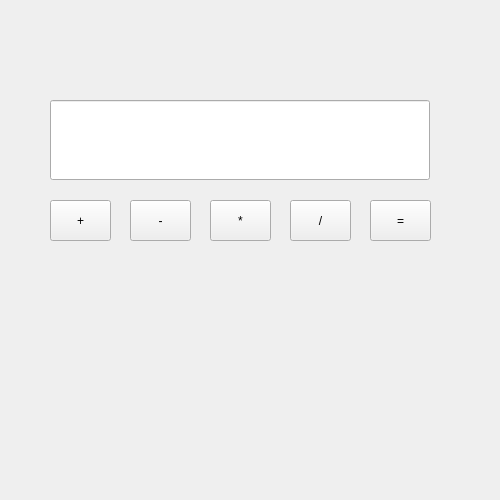
Qt form mainwindow.ui (AlHermann1/calc) before a commit.
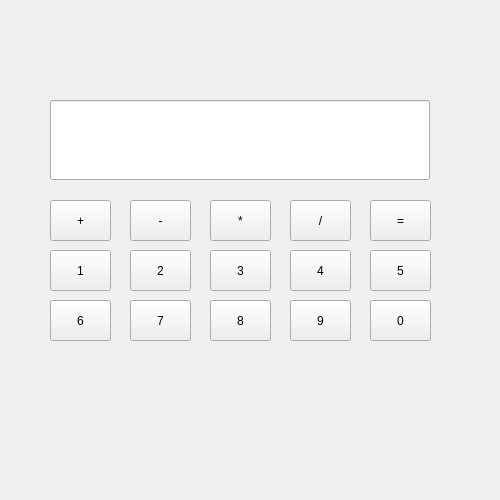
The same form after that commit.

Commit message: Added unary operators

Diff of the .ui file:
```diff
--- a/mainwindow.ui
+++ b/mainwindow.ui
@@ -92,6 +92,136 @@
      <string>=</string>
     </property>
    </widget>
+   <widget class="QPushButton" name="btn1">
+    <property name="geometry">
+     <rect>
+      <x>50</x>
+      <y>250</y>
+      <width>61</width>
+      <height>41</height>
+     </rect>
+    </property>
+    <property name="text">
+     <string>1</string>
+    </property>
+   </widget>
+   <widget class="QPushButton" name="btn2">
+    <property name="geometry">
+     <rect>
+      <x>130</x>
+      <y>250</y>
+      <width>61</width>
+      <height>41</height>
+     </rect>
+    </property>
+    <property name="text">
+     <string>2</string>
+    </property>
+   </widget>
+   <widget class="QPushButton" name="btn3">
+    <property name="geometry">
+     <rect>
+      <x>210</x>
+      <y>250</y>
+      <width>61</width>
+      <height>41</height>
+     </rect>
+    </property>
+    <property name="text">
+     <string>3</string>
+    </property>
+   </widget>
+   <widget class="QPushButton" name="btn5">
+    <property name="geometry">
+     <rect>
+      <x>370</x>
+      <y>250</y>
+      <width>61</width>
+      <height>41</height>
+     </rect>
+    </property>
+    <property name="text">
+     <string>5</string>
+    </property>
+   </widget>
+   <widget class="QPushButton" name="btn4">
+    <property name="geometry">
+     <rect>
+      <x>290</x>
+      <y>250</y>
+      <width>61</width>
+      <height>41</height>
+     </rect>
+    </property>
+    <property name="text">
+     <string>4</string>
+    </property>
+   </widget>
+   <widget class="QPushButton" name="btn6">
+    <property name="geometry">
+     <rect>
+      <x>50</x>
+      <y>300</y>
+      <width>61</width>
+      <height>41</height>
+     </rect>
+    </property>
+    <property name="text">
+     <string>6</string>
+    </property>
+   </widget>
+   <widget class="QPushButton" name="btn7">
+    <property name="geometry">
+     <rect>
+      <x>130</x>
+      <y>300</y>
+      <width>61</width>
+      <height>41</height>
+     </rect>
+    </property>
+    <property name="text">
+     <string>7</string>
+    </property>
+   </widget>
+   <widget class="QPushButton" name="btn9">
+    <property name="geometry">
+     <rect>
+      <x>290</x>
+      <y>300</y>
+      <width>61</width>
+      <height>41</height>
+     </rect>
+    </property>
+    <property name="text">
+     <string>9</string>
+    </property>
+   </widget>
+   <widget class="QPushButton" name="btn8">
+    <property name="geometry">
+     <rect>
+      <x>210</x>
+      <y>300</y>
+      <width>61</width>
+      <height>41</height>
+     </rect>
+    </property>
+    <property name="text">
+     <string>8</string>
+    </property>
+   </widget>
+   <widget class="QPushButton" name="btn0">
+    <property name="geometry">
+     <rect>
+      <x>370</x>
+      <y>300</y>
+      <width>61</width>
+      <height>41</height>
+     </rect>
+    </property>
+    <property name="text">
+     <string>0</string>
+    </property>
+   </widget>
   </widget>
  </widget>
  <resources/>
```
Left out of the diff: 2 changed lines with no effect on the pictures. The commit also changes 2 other files.
